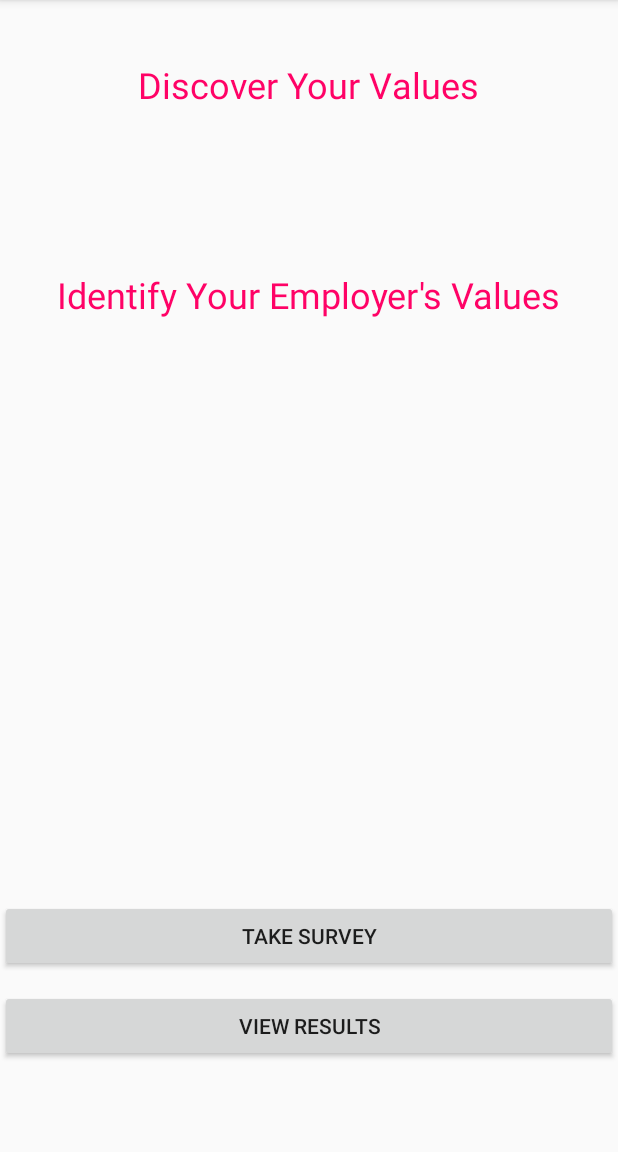
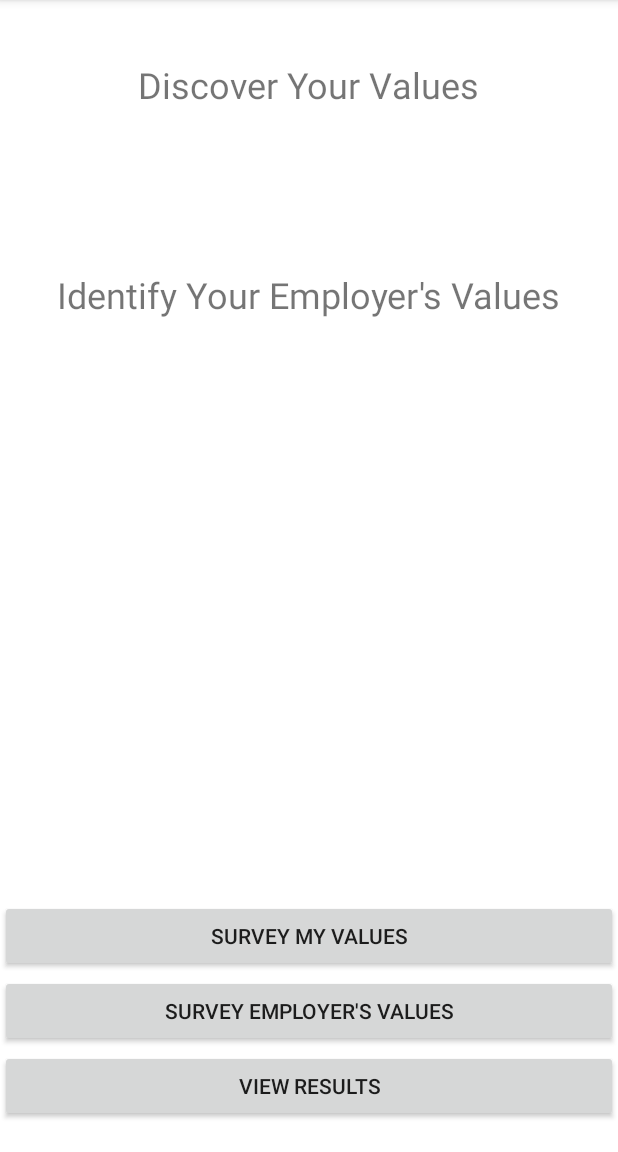
Before and after one commit to seanacheng/CareerChangeover, an Android app: the screen it shows after launch (MainActivity), on a phone screen of 412 x 824 dp, the part 84-1236 px from its top. Run offline under Robolectric (Android 15) with nearby library versions, the phone set to English and light mode, and no system bars.

Commit message:
rearranged and refactored front-end code

```diff
--- a/app/src/main/java/seanacheng/com/schwartzsurvey/ItemAdapter.java
+++ b/app/src/main/java/seanacheng/com/schwartzsurvey/ItemAdapter.java
@@ -13,7 +13,7 @@ import java.util.Map;
 public class ItemAdapter extends BaseAdapter {
 
     private LayoutInflater mInflater;
-    private Map<Integer, String> valueMap = new HashMap<>();
+    private Map<Integer, String> valueMap;
 
     public ItemAdapter(Context c, Map<Integer, String> map) {
         mInflater = (LayoutInflater) c.getSystemService(Context.LAYOUT_INFLATER_SERVICE);
@@ -42,7 +42,7 @@ public class ItemAdapter extends BaseAdapter {
         TextView valueTextView = (TextView) v.findViewById(R.id.valueTextView);
         String id = Integer.toString(position+1);
         String value = valueMap.get(position+1);
-        idTextView.setText(id+". ");
+        idTextView.setText(" "+id+". ");
         valueTextView.setText(value);
 
         return v;
--- a/app/src/main/java/seanacheng/com/schwartzsurvey/MainActivity.java
+++ b/app/src/main/java/seanacheng/com/schwartzsurvey/MainActivity.java
@@ -9,16 +9,18 @@ import android.widget.Button;
 
 public class MainActivity extends AppCompatActivity implements View.OnClickListener {
 
-    Button identify_values, view_results;
+    Button identify_my_values, identify_employer_values, view_results;
 
     @Override
     protected void onCreate(Bundle savedInstanceState) {
         super.onCreate(savedInstanceState);
         setContentView(R.layout.activity_main);
 
-        identify_values = findViewById(R.id.take_survey);
+        identify_my_values = findViewById(R.id.take_self_survey);
+        identify_employer_values = findViewById(R.id.take_employer_survey);
         view_results = findViewById(R.id.view_results);
-        identify_values.setOnClickListener(this);
+        identify_my_values.setOnClickListener(this);
+        identify_employer_values.setOnClickListener(this);
         view_results.setOnClickListener(this);
         Log.d("tag", "onCreate");
     }
@@ -27,13 +29,13 @@ public class MainActivity extends AppCompatActivity implements View.OnClickListe
     @Override
     public void onClick(View view) {
         switch (view.getId()) {
-            case R.id.take_survey:
+            case R.id.take_self_survey:
                 Intent toSurveyMenu = new Intent(MainActivity.this,SurveyActivity.class);
                 startActivity(toSurveyMenu);
-                Log.d("tag", "onClick: identify values");
+                break;
+            case R.id.take_employer_survey:
                 break;
             case R.id.view_results:
-                Log.d("tag","onClick: view results");
                 break;
         }
     }
--- a/app/src/main/java/seanacheng/com/schwartzsurvey/SurveyActivity.java
+++ b/app/src/main/java/seanacheng/com/schwartzsurvey/SurveyActivity.java
@@ -15,7 +15,7 @@ public class SurveyActivity extends AppCompatActivity{
     MyDbHandler myDbHandler;
     ItemAdapter itemAdapter;
     ListView listView;
-    Map<Integer, String> valueMap = new HashMap<>();
+    Map<Integer, String> valueMap;
 
     @Override
     protected void onCreate(Bundle savedInstanceState) {
@@ -29,15 +29,12 @@ public class SurveyActivity extends AppCompatActivity{
             int id = v.getID();
             String value = v.getValue();
             valueMap.put(id,value);
-            Log.d("tag", "onCreate: "+id+", "+value);
         }
 
         listView = findViewById(R.id.surveyListView);
         itemAdapter = new ItemAdapter(this,valueMap);
         listView.setAdapter(itemAdapter);
 
-
-
     }
 
 }
--- a/app/src/main/res/layout/activity_main.xml
+++ b/app/src/main/res/layout/activity_main.xml
@@ -4,18 +4,46 @@
     android:id="@+id/View"
     android:layout_width="match_parent"
     android:layout_height="match_parent"
+    android:background="@color/white"
     tools:context=".MainActivity">
 
+    <TextView
+        android:id="@+id/introTextView1"
+        android:layout_width="wrap_content"
+        android:layout_height="wrap_content"
+        android:layout_alignParentTop="true"
+        android:layout_centerHorizontal="true"
+        android:layout_marginTop="@dimen/discover_your_values_text"
+        android:text="@string/discover_your_values"
+        android:textSize="@dimen/intro_text_size" />
+
+    <TextView
+        android:id="@+id/introTextView2"
+        android:layout_width="wrap_content"
+        android:layout_height="wrap_content"
+        android:layout_alignParentTop="true"
+        android:layout_centerHorizontal="true"
+        android:layout_marginTop="@dimen/identify_employers_values_text"
+        android:text="@string/identify_employers_values"
+        android:textSize="@dimen/intro_text_size" />
+
     <Button
-        android:id="@+id/take_survey"
+        android:id="@+id/take_self_survey"
         android:layout_width="match_parent"
         android:layout_height="wrap_content"
         android:layout_alignParentBottom="true"
         android:layout_centerHorizontal="true"
-        android:layout_marginBottom="@dimen/top_button"
-        android:text="@string/take_survey"
-        tools:layout_editor_absoluteX="122dp"
-        tools:layout_editor_absoluteY="365dp" />
+        android:layout_marginBottom="@dimen/self_survey_button"
+        android:text="@string/take_self_eval" />
+
+    <Button
+        android:id="@+id/take_employer_survey"
+        android:layout_width="match_parent"
+        android:layout_height="wrap_content"
+        android:layout_alignParentBottom="true"
+        android:layout_centerHorizontal="true"
+        android:layout_marginBottom="@dimen/employer_survey_button"
+        android:text="@string/take_employer_eval" />
 
     <Button
         android:id="@+id/view_results"
@@ -23,34 +51,7 @@
         android:layout_height="wrap_content"
         android:layout_alignParentBottom="true"
         android:layout_centerHorizontal="true"
-        android:layout_marginBottom="@dimen/bottom_button"
-        android:text="@string/view_results"
-        tools:layout_editor_absoluteX="132dp"
-        tools:layout_editor_absoluteY="430dp" />
+        android:layout_marginBottom="@dimen/results_button"
+        android:text="@string/view_results" />
 
-    <TextView
-        android:id="@+id/textView"
-        android:layout_width="wrap_content"
-        android:layout_height="wrap_content"
-        android:layout_alignParentTop="true"
-        android:layout_centerHorizontal="true"
-        android:layout_marginTop="@dimen/top_text"
-        android:text="@string/discover_your_values"
-        android:textSize="24sp"
-        android:textColor="@color/newColor"
-        tools:layout_editor_absoluteX="126dp"
-        tools:layout_editor_absoluteY="70dp" />
-
-    <TextView
-        android:id="@+id/textView2"
-        android:layout_width="wrap_content"
-        android:layout_height="wrap_content"
-        android:layout_alignParentTop="true"
-        android:layout_centerHorizontal="true"
-        android:layout_marginTop="@dimen/bottom_text"
-        android:text="@string/identify_employers_values"
-        android:textSize="24sp"
-        android:textColor="@color/newColor"
-        tools:layout_editor_absoluteX="111dp"
-        tools:layout_editor_absoluteY="193dp" />
 </RelativeLayout>
--- a/app/src/main/res/layout/activity_survey.xml
+++ b/app/src/main/res/layout/activity_survey.xml
@@ -11,9 +11,8 @@
         android:layout_height="wrap_content"
         android:layout_alignParentTop="true"
         android:layout_centerHorizontal="true"
-        android:layout_marginTop="40dp"
+        android:layout_marginTop="@dimen/survey_statement_top"
         android:text="@string/personal_survey_statement"
-        android:textColor="#000000"
         android:textSize="@dimen/text_size" />
 
     <ListView
@@ -23,6 +22,6 @@
         android:layout_alignParentStart="true"
         android:layout_alignParentLeft="true"
         android:layout_alignParentTop="true"
-        android:layout_marginTop="75dp" />
+        android:layout_marginTop="@dimen/list_view_top" />
 
 </RelativeLayout>
--- a/app/src/main/res/values/colors.xml
+++ b/app/src/main/res/values/colors.xml
@@ -3,5 +3,11 @@
     <color name="colorPrimary">#3F51B5</color>
     <color name="colorPrimaryDark">#303F9F</color>
     <color name="colorAccent">#FF4081</color>
-    <color name="newColor">#FF0266</color>
+    <color name="colorAccentDark">#FF0266</color>
+    <color name="black">#000000</color>
+    <color name="white">#FFFFFF</color>
+    <color name="darkYellow">#FCDC00</color>
+    <color name="lightYellow">#FFF000</color>
+    <color name="lightPurple">#9E00FC</color>
+    <color name="darkPurple">#7E00FC</color>
 </resources>
--- a/app/src/main/res/values/dimens.xml
+++ b/app/src/main/res/values/dimens.xml
@@ -1,11 +1,17 @@
 <?xml version="1.0" encoding="utf-8"?>
 <resources>
-    <dimen name="top_text">40dp</dimen>
-    <dimen name="bottom_text">180dp</dimen>
-    <dimen name="top_button">120dp</dimen>
-    <dimen name="bottom_button">60dp</dimen>
-    <dimen name="button_right">20dp</dimen>
+    <dimen name="discover_your_values_text">40dp</dimen>
+    <dimen name="identify_employers_values_text">180dp</dimen>
+    <dimen name="intro_text_size">24sp</dimen>
+    <dimen name="self_survey_button">120dp</dimen>
+    <dimen name="employer_survey_button">70dp</dimen>
+    <dimen name="results_button">20dp</dimen>
+
+    <dimen name="survey_statement_top">30dp</dimen>
+    <dimen name="list_view_top">75dp</dimen>
     <dimen name="survey_vertical_margin">20dp</dimen>
     <dimen name="text_size">16sp</dimen>
     <dimen name="radio_margin">10dp</dimen>
+    <dimen name="imp_lbl_width">55dp</dimen>
+    <dimen name="imp_lbl_txt_size">12sp</dimen>
 </resources>
--- a/app/src/main/res/values/strings.xml
+++ b/app/src/main/res/values/strings.xml
@@ -2,10 +2,9 @@
     <string name="app_name">Values Visualization</string>
     <string name="discover_your_values">Discover Your Values</string>
     <string name="identify_employers_values">Identify Your Employer\'s Values</string>
-    <string name="take_survey">Take Survey</string>
+    <string name="take_self_eval">Survey My Values</string>
+    <string name="take_employer_eval">Survey Employer\'s Values</string>
     <string name="view_results">View Results</string>
-    <string name="about_survey">Schwartz Value Survey</string>
-    <string name="instructions">Instructions</string>
     <string name="personal_survey_statement">As a guiding principle in my life, this value is... </string>
     <string name="values">Value Statement</string>
     <string name="explanation">Explanation</string>
```
Also changed, not shown: app/src/main/res/layout/value_list_layout.xml (+7 -7 lines).
